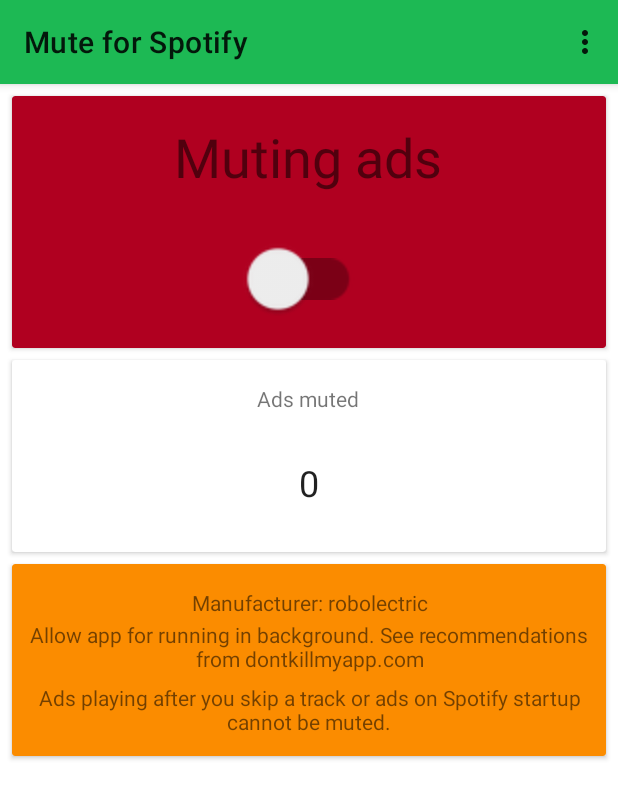
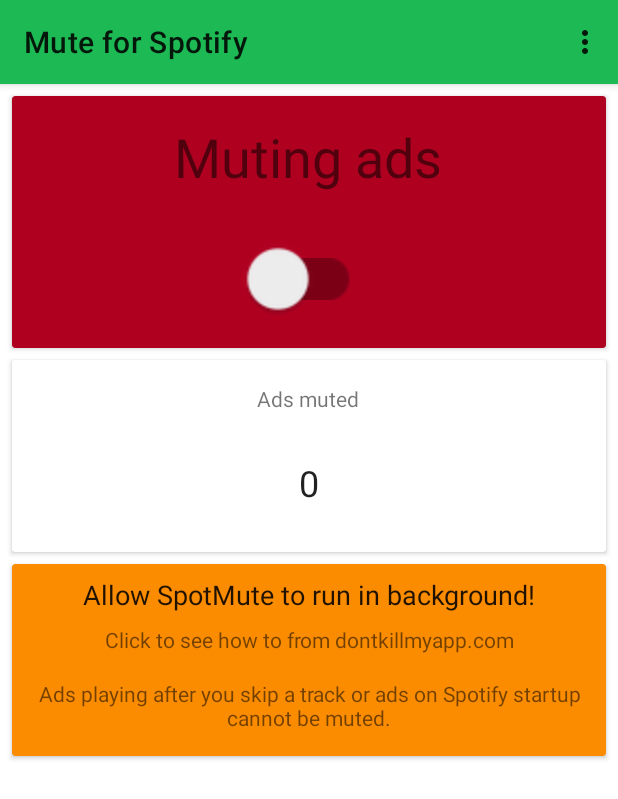
Before and after one commit to samu-developments/SpotMute, an Android app: the screen it shows after launch (MainActivity), on a phone screen of 412 x 824 dp. Shown: the top 799 px of the screen. Run offline under Robolectric (Android 15) with nearby library versions, the phone set to English and light mode, and no system bars.

Commit message:
Info card

```diff
--- a/app/src/main/java/com/developments/samu/muteforspotify/MainActivity.kt
+++ b/app/src/main/java/com/developments/samu/muteforspotify/MainActivity.kt
@@ -36,7 +36,6 @@ class MainActivity : AppCompatActivity() {
         }
 
         card_view_help.setOnClickListener { DokiDialog.show(this@MainActivity) }
-        tv_help_manufacturer.text = getString(R.string.mute_info_manufacturer, Build.MANUFACTURER)
     }
 
     // If Spotify is installed; show a 'enable broadcast' dialog. If not
--- a/app/src/main/res/layout/activity_main.xml
+++ b/app/src/main/res/layout/activity_main.xml
@@ -62,8 +62,7 @@
         android:layout_marginRight="8dp"
         app:layout_constraintEnd_toEndOf="parent"
         app:layout_constraintStart_toStartOf="parent"
-        app:layout_constraintTop_toBottomOf="@+id/card_view_status"
-        >
+        app:layout_constraintTop_toBottomOf="@+id/card_view_status">
 
         <androidx.constraintlayout.widget.ConstraintLayout
             android:layout_width="match_parent"
@@ -104,53 +103,56 @@
         android:layout_marginStart="8dp"
         android:layout_marginTop="8dp"
         android:layout_marginEnd="8dp"
-        android:layout_marginBottom="8dp"
+        app:cardBackgroundColor="@color/colorInfo"
         app:layout_constraintBottom_toBottomOf="parent"
         app:layout_constraintEnd_toEndOf="parent"
         app:layout_constraintHorizontal_bias="0.0"
         app:layout_constraintStart_toStartOf="parent"
         app:layout_constraintTop_toBottomOf="@+id/card_view_counter"
-        app:layout_constraintVertical_bias="0.0"
-        app:cardBackgroundColor="@color/colorInfo">
+        app:layout_constraintVertical_bias="0.0">
 
         <androidx.constraintlayout.widget.ConstraintLayout
             android:layout_width="match_parent"
             android:layout_height="match_parent">
 
             <TextView
+                android:id="@+id/tv_help_background"
+                android:layout_width="wrap_content"
+                android:layout_height="wrap_content"
+                android:layout_marginTop="8dp"
+                android:text="@string/mute_info_background"
+                android:textAlignment="center"
+                android:textAppearance="@style/TextAppearance.AppCompat.Large"
+                android:textSize="18sp"
+                app:layout_constraintEnd_toEndOf="parent"
+                app:layout_constraintStart_toStartOf="parent"
+                app:layout_constraintTop_toTopOf="parent"
+                tools:text="@string/mute_info_background" />
+
+            <TextView
                 android:id="@+id/tv_help_dkma"
-                android:layout_width="match_parent"
+                android:layout_width="wrap_content"
                 android:layout_height="wrap_content"
-                android:layout_marginTop="4dp"
+                android:layout_marginTop="8dp"
                 android:text="@string/mute_info_dkma"
                 android:textAlignment="center"
-                app:layout_constraintBottom_toTopOf="@+id/tv_help_skip_startup"
-                app:layout_constraintTop_toTopOf="@id/tv_help_manufacturer"
-                app:layout_constraintVertical_bias="0.728"
-                tools:layout_editor_absoluteX="0dp"
-                tools:text="Allow app for running in background. See recommendations from dontkillmyapp.com" />
-
-            <TextView
-                android:id="@+id/tv_help_manufacturer"
-                android:layout_width="match_parent"
-                android:layout_height="wrap_content"
-                android:layout_marginTop="16dp"
-                android:text="@string/mute_info_manufacturer"
-                android:textAlignment="center"
-                app:layout_constraintTop_toTopOf="parent"
-                tools:layout_editor_absoluteX="0dp"
-                tools:text="Your manufacturer: %1$s" />
+                app:layout_constraintEnd_toEndOf="parent"
+                app:layout_constraintStart_toStartOf="parent"
+                app:layout_constraintTop_toBottomOf="@+id/tv_help_background"
+                tools:text="@string/mute_info_dkma" />
 
             <TextView
                 android:id="@+id/tv_help_skip_startup"
-                android:layout_width="match_parent"
+                android:layout_width="wrap_content"
                 android:layout_height="wrap_content"
+                android:layout_marginTop="8dp"
+                android:layout_marginBottom="8dp"
                 android:text="@string/mute_info_skip_startup"
                 android:textAlignment="center"
                 app:layout_constraintBottom_toBottomOf="parent"
-                app:layout_constraintTop_toTopOf="parent"
-                app:layout_constraintVertical_bias="0.853"
-                tools:layout_editor_absoluteX="0dp"
+                app:layout_constraintEnd_toEndOf="parent"
+                app:layout_constraintStart_toStartOf="parent"
+                app:layout_constraintTop_toBottomOf="@+id/tv_help_dkma"
                 tools:text="Ads playing after you skip a track or ads on Spotify startup cannot be muted." />
 
         </androidx.constraintlayout.widget.ConstraintLayout>
--- a/app/src/main/res/values/strings.xml
+++ b/app/src/main/res/values/strings.xml
@@ -2,8 +2,8 @@
     <string name="app_name">Mute for Spotify</string>
     <string name="tile_mute">Mute ads</string>
 
-    <string name="mute_info_manufacturer">Manufacturer: %1$s</string>
-    <string name="mute_info_dkma">Allow app for running in background. See recommendations from dontkillmyapp.com</string>
+    <string name="mute_info_background">Allow SpotMute to run in background!</string>
+    <string name="mute_info_dkma">Click to see how to from dontkillmyapp.com</string>
     <string name="mute_info_skip_startup">Ads playing after you skip a track or ads on Spotify startup cannot be muted.</string>
 
     <string name="mute_info_ad_counter">%1$d</string>
```
